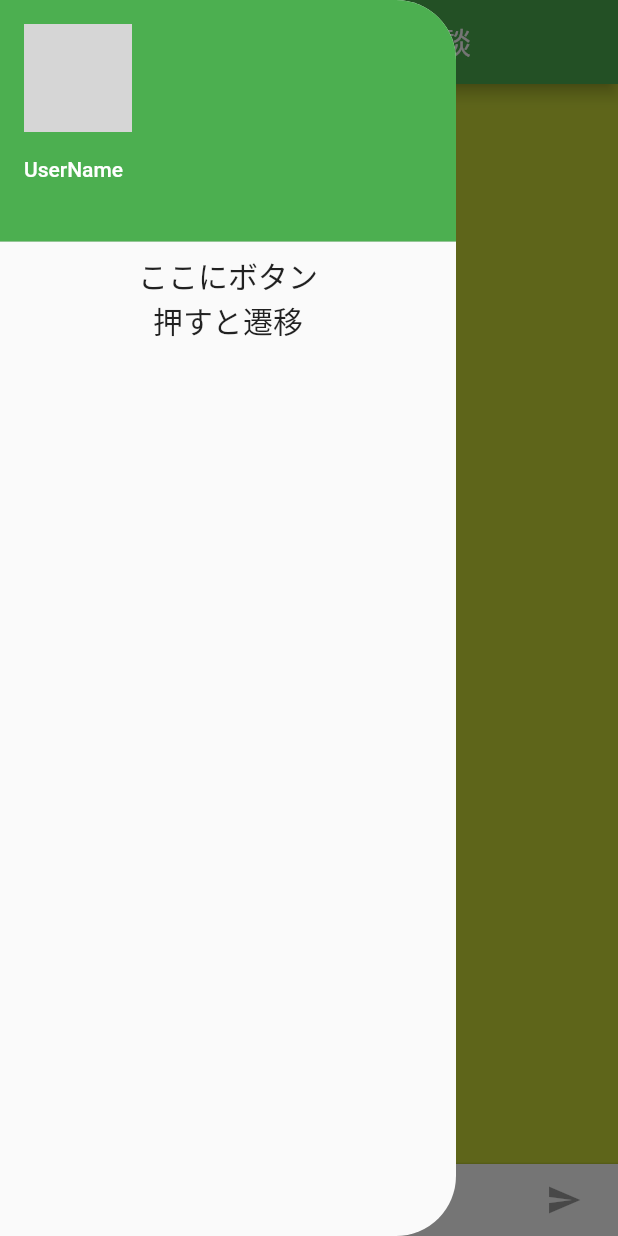
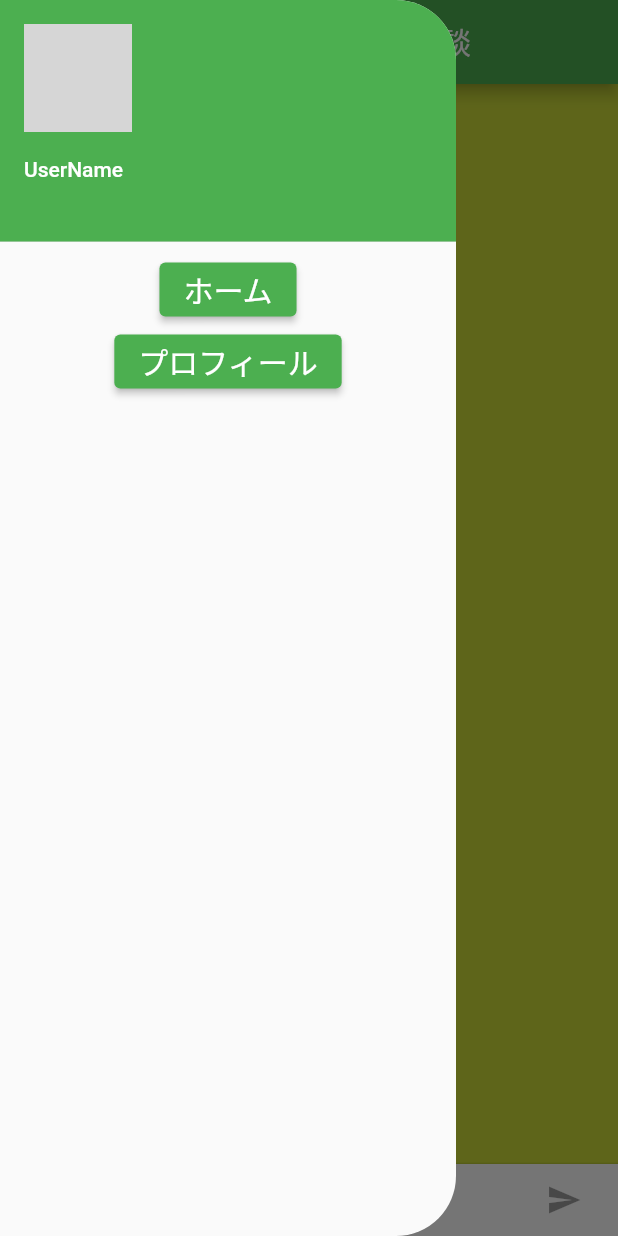
Before and after one commit to Kenta-Matsuda/frinedly-chat, a Flutter app: the screen it shows after launch, with the side drawer open, on a phone screen of 412 x 824 dp. Run offline on Flutter 3.47's test engine with Material 2 defaults, Android fonts, the phone set to English and light mode, and no system bars; network calls fail; grey boxes are pictures that could not be loaded.

Commit message:
別ページへの遷移機能を追加

```diff
--- a/lib/main.dart
+++ b/lib/main.dart
@@ -1,6 +1,8 @@
 import 'package:flutter/cupertino.dart';
 import 'package:flutter/foundation.dart';
 import 'package:flutter/material.dart';
+import 'home.dart';
+import 'profile.dart';
 
 void main() {
   runApp(
@@ -105,15 +107,33 @@ class _ChatScreenState extends State<ChatScreen> with TickerProviderStateMixin {
                         "https://pbs.twimg.com/profile_images/885510796691689473/rR9aWvBQ_400x400.jpg"),
                   ),
                 ),
-                Text(
-                  "ここにボタン",
-                  style: TextStyle(
-                  fontSize: 20.0),
-                   ),
-                Text(
-                  "押すと遷移",
-                  style: TextStyle(
-                      fontSize: 20.0),
+
+                ElevatedButton(
+                  child: Text(
+                    "ホーム",
+                    style: TextStyle(
+                        fontSize: 20.0),
+                  ),
+                  onPressed: () {
+                    Navigator.push(
+                        context,
+                      MaterialPageRoute(builder: (context) => HomeRoute()),
+                    );
+                  },
+                ),
+
+                ElevatedButton(
+                  child: Text(
+                    "プロフィール",
+                    style: TextStyle(
+                        fontSize: 20.0),
+                  ),
+                  onPressed: (){
+                    Navigator.push(
+                      context,
+                      MaterialPageRoute(builder: (context) => ProfileRoute()),
+                    );
+                  },
                 ),
               ],
             ),
```
Also changed, not shown: lib/home.dart (added, +16 -0 lines), lib/profile.dart (added, +16 -0 lines).
